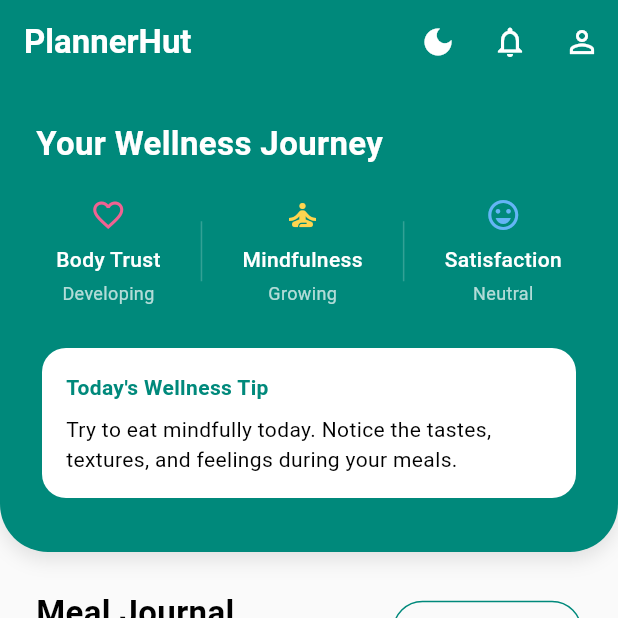
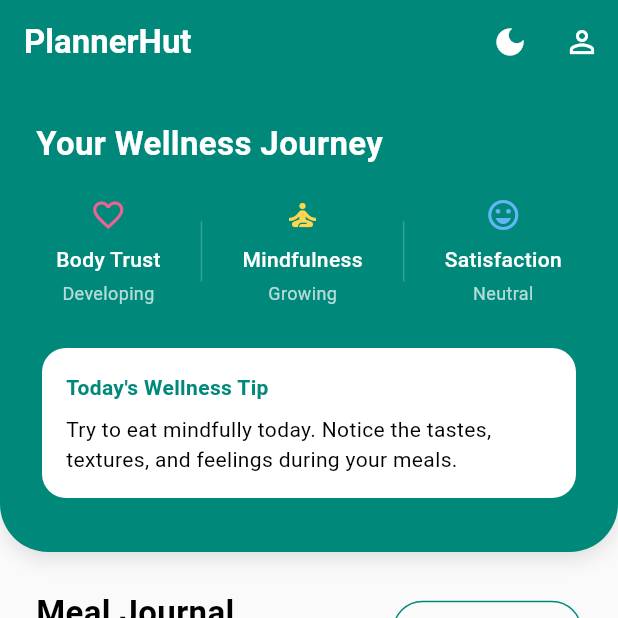
Before and after one commit to reymartjohneva/meal_planner, a Flutter app: the HomeScreen screen opened by its route, on a phone screen of 412 x 824 dp, the top half of it. Run offline on Flutter 3.47's test engine with Material 3 defaults, Android fonts, the phone set to English and light mode, and no system bars; our stand-ins replace cloud_firestore, firebase_auth, firebase_core, flutter_local_notifications, shared_preferences, table_calendar and 1 more; accounts and stored records are empty.

Commit message:
feat: remove notif icon

```diff
--- a/lib/pages/home_screen.dart
+++ b/lib/pages/home_screen.dart
@@ -539,12 +539,7 @@ class _HomeScreenState extends State<HomeScreen> {
             onPressed: _toggleTheme,
             tooltip: _isDarkMode ? 'Switch to Light Mode' : 'Switch to Dark Mode',
           ),
-          IconButton(
-            icon: const Icon(Icons.notifications_outlined),
-            onPressed: () {
-              _navigateToRemindersManagementScreen();
-            },
-          ),
+
           IconButton(
             icon: const Icon(Icons.person_outline),
             onPressed: () {
```
